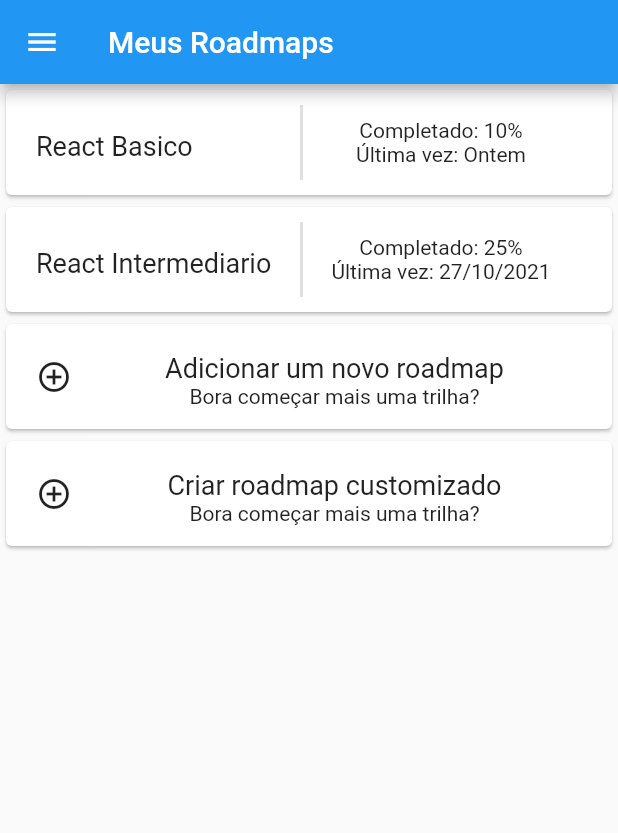
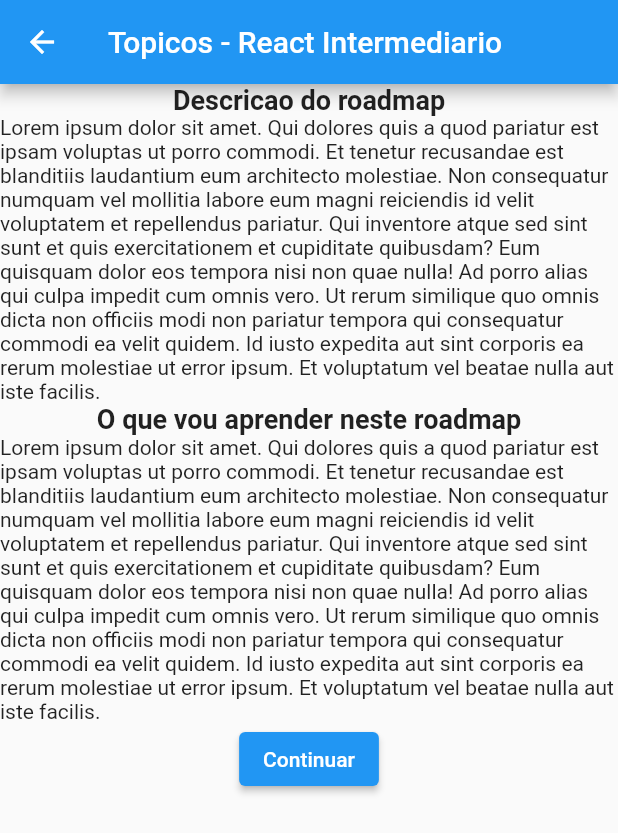
Before and after one commit to paulokiim/projeto-flutter, a Flutter app: the AddRoadmap screen opened by its route, after a tap on "React Básico", on a phone screen of 412 x 824 dp. Shown: the top 833 px of the screen. Run offline on Flutter 3.47's test engine with Material 2 defaults, Android fonts, the phone set to English and light mode, and no system bars.

Commit message:
fixed links and created new page

```diff
--- a/lib/app.dart
+++ b/lib/app.dart
@@ -2,6 +2,7 @@ import 'package:flutter/material.dart';
 import 'package:flutter/services.dart';
 import 'package:rp_project/routes.dart';
 import 'package:rp_project/screens/addRoadmap.dart';
+import 'package:rp_project/screens/roadmap-topic.dart';
 import 'package:rp_project/screens/roadmap.dart';
 import 'package:rp_project/screens/topico.dart';
 import 'package:rp_project/screens/perguntasTopico.dart';
@@ -35,6 +36,7 @@ class App extends StatelessWidget {
         Routes.topico: (context) => topico(),
         Routes.perguntasTopico: (context) => perguntasTopico(),
         Routes.myRoadmapScreen: (context) => MyRoadmapsScreen(),
+        Routes.roadmapTopicScreen: (context) => RoadmapTopicsScreen(),
         Routes.newCustomRoadmap: (context) => NewCustomRoadmap(),
         Routes.newCustomRoadmapTopic: (context) => NewCustomRoadmapTopic(),
         Routes.newCustomRoadmapCreateTopic: (context) =>
--- a/lib/routes.dart
+++ b/lib/routes.dart
@@ -6,6 +6,7 @@ class Routes {
   static String topico = '/topico';
   static String perguntasTopico = '/perguntasTopico';
   static String roadmapScreen = '/roadmap';
+  static String roadmapTopicScreen = '/roadmap-topic';
   static String myRoadmapScreen = '/my-roadmaps';
   static String newCustomRoadmap = '/add/custom-roadmap';
   static String newCustomRoadmapTopic = '/add/topic-custom-roadmap';
--- a/lib/screens/addRoadmap.dart
+++ b/lib/screens/addRoadmap.dart
@@ -16,7 +16,7 @@ class AddRoadmap extends StatelessWidget {
 
 class ListaRoadmaps extends StatelessWidget {
   void _gotoRoadmapScreen(context) {
-    Navigator.of(context).pushNamed(Routes.myRoadmapScreen);
+    Navigator.of(context).pushNamed(Routes.roadmapTopicScreen);
   }
 
   @override
--- /dev/null
+++ b/lib/screens/roadmap-topic.dart
@@ -0,0 +1,45 @@
+import 'package:flutter/material.dart';
+import 'package:rp_project/routes.dart';
+
+class RoadmapTopicsScreen extends StatelessWidget {
+  const RoadmapTopicsScreen({Key? key}) : super(key: key);
+
+  @override
+  Widget build(BuildContext context) {
+    return Scaffold(
+      appBar: AppBar(
+        title: Text('Topicos - React Intermediario'),
+      ),
+      body: Column(
+        crossAxisAlignment: CrossAxisAlignment.center,
+        children: [
+          Text(
+            'Descricao do roadmap',
+            style: TextStyle(fontWeight: FontWeight.bold, fontSize: 18),
+          ),
+          Text(
+            'Lorem ipsum dolor sit amet. Qui dolores quis a quod pariatur est ipsam voluptas ut porro commodi. Et tenetur recusandae est blanditiis laudantium eum architecto molestiae.' +
+                ' Non consequatur numquam vel mollitia labore eum magni reiciendis id velit voluptatem et repellendus pariatur. Qui inventore atque sed sint sunt et quis exercitationem et cupiditate quibusdam?' +
+                ' Eum quisquam dolor eos tempora nisi non quae nulla! Ad porro alias qui culpa impedit cum omnis vero. Ut rerum similique quo omnis dicta non officiis modi non pariatur tempora qui consequatur commodi ea velit quidem.' +
+                ' Id iusto expedita aut sint corporis ea rerum molestiae ut error ipsum. Et voluptatum vel beatae nulla aut iste facilis.',
+          ),
+          Text(
+            'O que vou aprender neste roadmap',
+            style: TextStyle(fontWeight: FontWeight.bold, fontSize: 18),
+          ),
+          Text(
+            'Lorem ipsum dolor sit amet. Qui dolores quis a quod pariatur est ipsam voluptas ut porro commodi. Et tenetur recusandae est blanditiis laudantium eum architecto molestiae.' +
+                ' Non consequatur numquam vel mollitia labore eum magni reiciendis id velit voluptatem et repellendus pariatur. Qui inventore atque sed sint sunt et quis exercitationem et cupiditate quibusdam?' +
+                ' Eum quisquam dolor eos tempora nisi non quae nulla! Ad porro alias qui culpa impedit cum omnis vero. Ut rerum similique quo omnis dicta non officiis modi non pariatur tempora qui consequatur commodi ea velit quidem.' +
+                ' Id iusto expedita aut sint corporis ea rerum molestiae ut error ipsum. Et voluptatum vel beatae nulla aut iste facilis.',
+          ),
+          ElevatedButton(
+            onPressed: () => Navigator.of(context)
+                .pushNamed(Routes.newCustomRoadmapConfigure),
+            child: Text('Continuar'),
+          ),
+        ],
+      ),
+    );
+  }
+}
```
